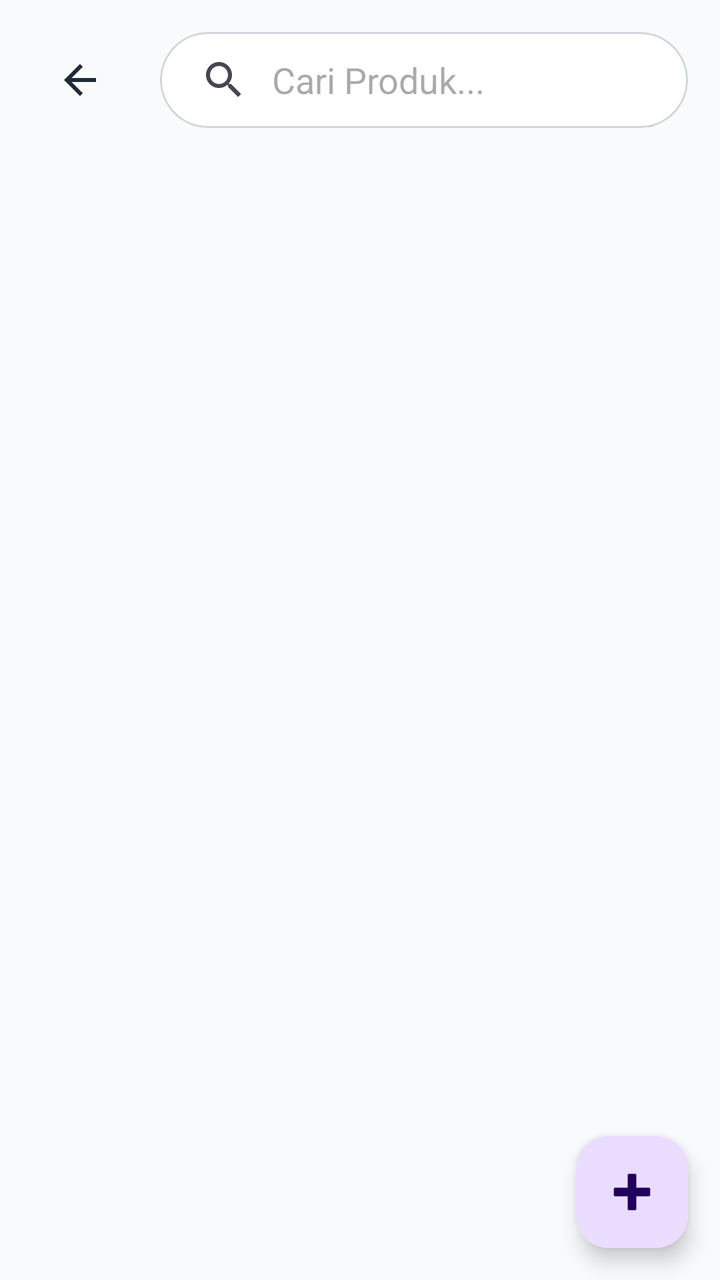
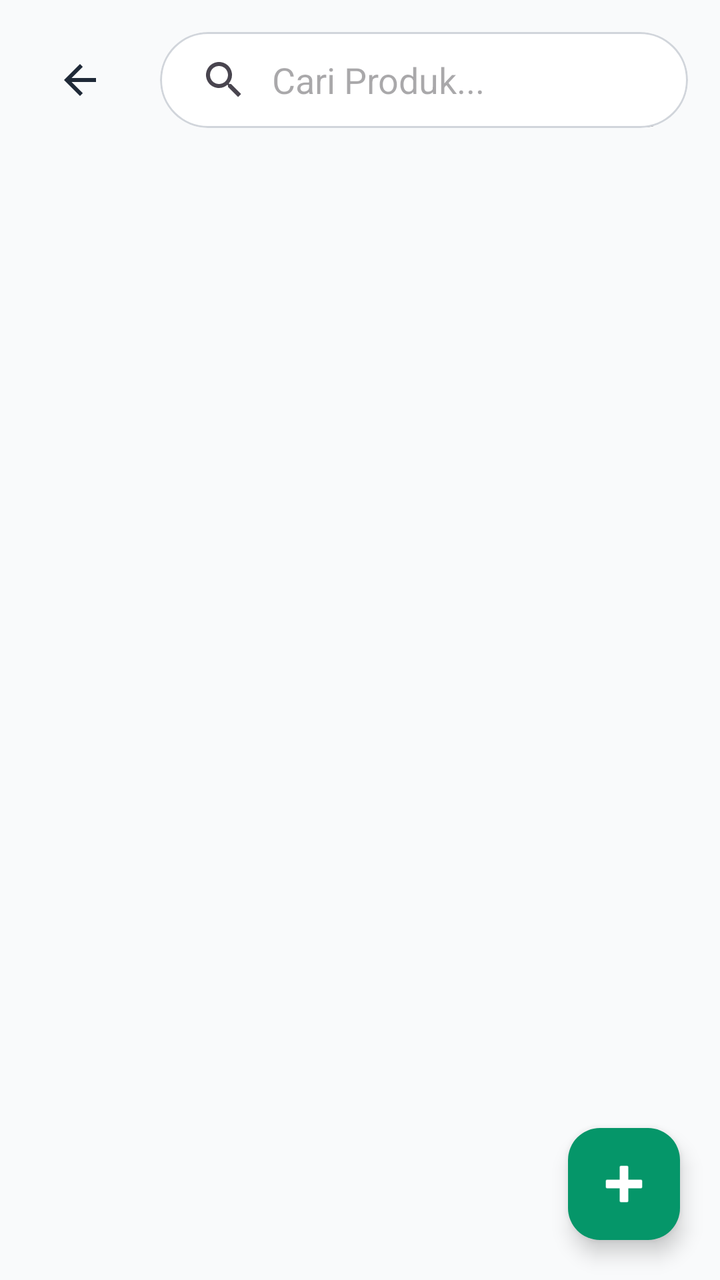

The first picture is an Android layout as it rendered before a commit; the second is the same layout after the commit. The layout source and the unified diff follow.
<!-- AndroidManifest.xml: application theme Theme.PenjualanDev -->
<!-- res/layout/activity_data_produk.xml -->
<?xml version="1.0" encoding="utf-8"?>
<androidx.constraintlayout.widget.ConstraintLayout
    xmlns:android="http://schemas.android.com/apk/res/android"
    xmlns:app="http://schemas.android.com/apk/res-auto"
    xmlns:tools="http://schemas.android.com/tools"
    android:id="@+id/main"
    android:layout_width="match_parent"
    android:layout_height="match_parent"
    android:background="?attr/colorSurface"
    tools:context=".produk.DataProdukActivity">

    <LinearLayout
        android:id="@+id/ll_header"
        android:layout_width="match_parent"
        android:layout_height="wrap_content"
        android:orientation="horizontal"
        android:gravity="center_vertical"
        android:padding="16dp"
        app:layout_constraintTop_toTopOf="parent"
        app:layout_constraintStart_toStartOf="parent"
        app:layout_constraintEnd_toEndOf="parent">

        <ImageButton
            android:id="@+id/btn_back"
            android:layout_width="48dp"
            android:layout_height="48dp"
            android:background="?attr/selectableItemBackgroundBorderless"
            android:src="?attr/homeAsUpIndicator"
            android:contentDescription="Kembali"
            app:tint="?attr/colorOnSurface" />

        <com.google.android.material.card.MaterialCardView
            android:layout_width="0dp"
            android:layout_height="wrap_content"
            android:layout_weight="1"
            android:layout_marginStart="16dp"
            app:cardCornerRadius="24dp"
            app:cardElevation="0dp"
            app:strokeWidth="1dp"
            app:strokeColor="@color/colorOutlineStroke"
            app:cardBackgroundColor="?attr/colorSurfaceContainerHigh">

            <SearchView
                android:id="@+id/searchView"
                android:layout_width="match_parent"
                android:layout_height="wrap_content"
                android:queryHint="Cari Produk..."
                android:iconifiedByDefault="false"
                android:background="@android:color/transparent" />
        </com.google.android.material.card.MaterialCardView>
    </LinearLayout>

    <androidx.core.widget.NestedScrollView
        android:layout_width="match_parent"
        android:layout_height="0dp"
        android:fillViewport="true"
        app:layout_constraintTop_toBottomOf="@id/ll_header"
        app:layout_constraintBottom_toBottomOf="parent"
        app:layout_constraintStart_toStartOf="parent"
        app:layout_constraintEnd_toEndOf="parent">

        <LinearLayout
            android:layout_width="match_parent"
            android:layout_height="wrap_content"
            android:orientation="vertical">

            <androidx.recyclerview.widget.RecyclerView
                android:id="@+id/rv_data_produk"
                android:layout_width="match_parent"
                android:layout_height="wrap_content"
                android:nestedScrollingEnabled="false"
                android:clipToPadding="false"
                android:paddingTop="8dp"
                android:paddingBottom="80dp"
                tools:listitem="@layout/item_data_produk" />
        </LinearLayout>
    </androidx.core.widget.NestedScrollView>

    <ProgressBar
        android:id="@+id/view_loading"
        android:layout_width="wrap_content"
        android:layout_height="wrap_content"
        android:visibility="gone"
        app:layout_constraintBottom_toBottomOf="parent"
        app:layout_constraintEnd_toEndOf="parent"
        app:layout_constraintStart_toStartOf="parent"
        app:layout_constraintTop_toBottomOf="@id/ll_header" />

    <com.google.android.material.floatingactionbutton.FloatingActionButton
        android:id="@+id/fab_tambah_produk"
        android:layout_width="wrap_content"
        android:layout_height="wrap_content"
        android:layout_marginEnd="16dp"
        android:layout_marginBottom="16dp"
        android:contentDescription="Tambah Produk"
        android:src="@drawable/tambah"
        app:layout_constraintBottom_toBottomOf="parent"
        app:layout_constraintEnd_toEndOf="parent" />

</androidx.constraintlayout.widget.ConstraintLayout>
<!-- res/layout/item_data_produk.xml (included above) -->
<?xml version="1.0" encoding="utf-8"?>
<com.google.android.material.card.MaterialCardView xmlns:android="http://schemas.android.com/apk/res/android"
    xmlns:app="http://schemas.android.com/apk/res-auto"
    xmlns:tools="http://schemas.android.com/tools"
    android:id="@+id/card_produk"
    android:layout_width="match_parent"
    android:layout_height="wrap_content"
    android:layout_marginHorizontal="16dp"
    android:layout_marginVertical="6dp"
    android:clickable="true"
    android:focusable="true"
    android:foreground="?android:attr/selectableItemBackground"
    app:cardBackgroundColor="?attr/colorSurfaceContainerHigh"
    app:cardCornerRadius="16dp"
    app:cardElevation="0dp"
    app:strokeColor="@color/colorOutlineStroke"
    app:strokeWidth="1dp">

    <androidx.constraintlayout.widget.ConstraintLayout
        android:layout_width="match_parent"
        android:layout_height="wrap_content"
        android:padding="16dp">

        <androidx.cardview.widget.CardView
            android:id="@+id/card_image"
            android:layout_width="84dp"
            android:layout_height="84dp"
            app:cardBackgroundColor="?attr/colorSurfaceVariant"
            app:cardCornerRadius="10dp"
            app:cardElevation="0dp"
            app:layout_constraintBottom_toBottomOf="parent"
            app:layout_constraintStart_toStartOf="parent"
            app:layout_constraintTop_toTopOf="parent"
            app:layout_constraintVertical_bias="0.0">

            <ImageView
                android:id="@+id/img_produk"
                android:layout_width="match_parent"
                android:layout_height="wrap_content"
                android:scaleType="centerCrop"
                android:src="@drawable/menu" />
        </androidx.cardview.widget.CardView>

        <TextView
            android:id="@+id/tv_nama_produk"
            android:layout_width="0dp"
            android:layout_height="wrap_content"
            android:layout_marginStart="16dp"
            android:layout_marginEnd="8dp"
            android:text="Nama Produk"
            android:textColor="?attr/colorOnSurface"
            android:textSize="16sp"
            android:textStyle="bold"
            app:layout_constraintEnd_toStartOf="@+id/chip_status"
            app:layout_constraintStart_toEndOf="@id/card_image"
            app:layout_constraintTop_toTopOf="@id/card_image" />

        <TextView
            android:id="@+id/tv_harga_produk"
            android:layout_width="0dp"
            android:layout_height="wrap_content"
            android:layout_marginTop="2dp"
            android:text="Harga"
            android:textColor="?attr/colorOnSurface"
            android:textSize="14sp"
            app:layout_constraintEnd_toEndOf="@id/tv_nama_produk"
            app:layout_constraintStart_toStartOf="@id/tv_nama_produk"
            app:layout_constraintTop_toBottomOf="@id/tv_nama_produk" />

        
        <LinearLayout
            android:id="@+id/ll_info_1"
            android:layout_width="wrap_content"
            android:layout_height="wrap_content"
            android:layout_marginTop="8dp"
            android:gravity="center_vertical"
            android:orientation="horizontal"
            app:layout_constraintStart_toStartOf="@id/tv_nama_produk"
            app:layout_constraintTop_toBottomOf="@id/tv_harga_produk">

            <ImageView
                android:layout_width="12dp"
                android:layout_height="12dp"
                android:src="@drawable/label"
                app:tint="?attr/colorOnSurfaceVariant" />

            <TextView
                android:layout_width="wrap_content"
                android:layout_height="wrap_content"
                android:layout_marginStart="6dp"
                android:text="Kategori"
                android:textColor="?attr/colorOnSurfaceVariant"
                android:textSize="12sp" />
        </LinearLayout>

        
        <LinearLayout
            android:id="@+id/ll_info_2"
            android:layout_width="wrap_content"
            android:layout_height="wrap_content"
            android:layout_marginTop="4dp"
            android:gravity="center_vertical"
            android:orientation="horizontal"
            app:layout_constraintStart_toStartOf="@id/tv_nama_produk"
            app:layout_constraintTop_toBottomOf="@id/ll_info_1">

            <ImageView
                android:layout_width="12dp"
                android:layout_height="12dp"
                android:src="@drawable/label"
                app:tint="?attr/colorOnSurfaceVariant" />

            <TextView
                android:layout_width="wrap_content"
                android:layout_height="wrap_content"
                android:layout_marginStart="6dp"
                android:text="Cabang"
                android:textColor="?attr/colorOnSurfaceVariant"
                android:textSize="12sp" />
        </LinearLayout>

        
        <LinearLayout
            android:id="@+id/ll_info_3"
            android:layout_width="wrap_content"
            android:layout_height="wrap_content"
            android:layout_marginStart="16dp"
            android:gravity="center_vertical"
            android:orientation="horizontal"
            app:layout_constraintBottom_toBottomOf="@id/ll_info_2"
            app:layout_constraintStart_toEndOf="@id/ll_info_2"
            app:layout_constraintTop_toTopOf="@id/ll_info_2">

            <ImageView
                android:layout_width="12dp"
                android:layout_height="12dp"
                android:src="@drawable/label"
                app:tint="?attr/colorOnSurfaceVariant" />

            <TextView
                android:layout_width="wrap_content"
                android:layout_height="wrap_content"
                android:layout_marginStart="6dp"
                android:text="Stok"
                android:textColor="?attr/colorOnSurfaceVariant"
                android:textSize="12sp" />
        </LinearLayout>

        <com.google.android.material.chip.Chip
            android:id="@+id/chip_status"
            android:layout_width="wrap_content"
            android:layout_height="wrap_content"
            android:text="Aktif"
            android:textColor="?attr/colorOnSecondary"
            app:chipBackgroundColor="?attr/colorSecondary"
            app:chipIcon="@drawable/tick"
            app:chipIconTint="?attr/colorPrimary"
            app:chipIconVisible="true"
            app:chipStrokeWidth="0dp"
            app:layout_constraintEnd_toEndOf="parent"
            app:layout_constraintTop_toTopOf="@id/card_image" />

    </androidx.constraintlayout.widget.ConstraintLayout>
</com.google.android.material.card.MaterialCardView>
<!-- resources referenced by this layout -->
<resources>
  <color name="colorOutlineStroke">#D1D5DB</color>
  <!-- drawable label: png bitmap (drawable, 3169 bytes) -->
  <!-- drawable menu: png bitmap (drawable, 1911 bytes) -->
  <!-- drawable tambah: png bitmap (drawable, 572 bytes) -->
  <!-- drawable tick: png bitmap (drawable, 3547 bytes) -->
  <style name="Theme.PenjualanDev" parent="Base.Theme.PenjualanDev" />
  <style name="Base.Theme.PenjualanDev" parent="Theme.Material3.Light.NoActionBar">
          
          <item name="colorPrimary">@color/colorPrimary</item>
          <item name="colorOnPrimary">@color/colorOnPrimary</item>
          
          <item name="colorSecondary">@color/colorSecondary</item>
          <item name="colorOnSecondary">@color/colorOnSecondary</item>
          
          <item name="android:statusBarColor">@color/colorPrimary</item>
          
          <item name="colorSurface">@color/colorScreenBackground</item>
          <item name="colorOnSurface">@color/colorPrimaryText</item>
          <item name="colorSurfaceContainer">@color/colorCardBackground</item>
          <item name="colorSurfaceContainerHigh">@color/white</item>
          <item name="colorOnSurfaceVariant">@color/colorSecondaryText</item>
          <item name="colorError">@color/red</item>
          
          <item name="materialButtonStyle">@style/Widget.App.Button</item>
      </style>
  <color name="colorPrimary">#059669</color>
  <color name="colorOnPrimary">#FFFFFF</color>
  <color name="colorSecondary">#D1FAE5</color>
  <color name="colorOnSecondary">#064E3B</color>
  <color name="colorScreenBackground">#F9FAFB</color>
  <color name="colorPrimaryText">#1F2937</color>
  <color name="colorCardBackground">#FFFFFF</color>
  <color name="white">#FFFFFFFF</color>
  <color name="colorSecondaryText">#4B5563</color>
  <color name="red">#EF4444</color>
  <style name="Widget.App.Button" parent="Widget.Material3.Button">
          <item name="cornerRadius">12dp</item>
          <item name="android:minHeight">48dp</item>
          <item name="backgroundTint">@color/colorPrimary</item>
          <item name="android:textColor">@color/white</item>
          <item name="android:insetTop">0dp</item>
          <item name="android:insetBottom">0dp</item>
      </style>
</resources>

<!-- the commit's change to res/layout/activity_data_produk.xml (unified diff, before → after) -->
@@ -78,9 +78,10 @@
 
     <ProgressBar
         android:id="@+id/view_loading"
-        android:layout_width="wrap_content"
-        android:layout_height="wrap_content"
+        android:layout_width="48dp"
+        android:layout_height="48dp"
         android:visibility="gone"
+        android:indeterminateTint="?attr/colorPrimary"
         app:layout_constraintBottom_toBottomOf="parent"
         app:layout_constraintEnd_toEndOf="parent"
         app:layout_constraintStart_toStartOf="parent"
@@ -90,10 +91,13 @@
         android:id="@+id/fab_tambah_produk"
         android:layout_width="wrap_content"
         android:layout_height="wrap_content"
-        android:layout_marginEnd="16dp"
-        android:layout_marginBottom="16dp"
+        android:layout_marginEnd="20dp"
+        android:layout_marginBottom="20dp"
         android:contentDescription="Tambah Produk"
         android:src="@drawable/tambah"
+        app:backgroundTint="?attr/colorPrimary"
+        app:tint="@color/white"
+        app:elevation="6dp"
         app:layout_constraintBottom_toBottomOf="parent"
         app:layout_constraintEnd_toEndOf="parent" />
 
